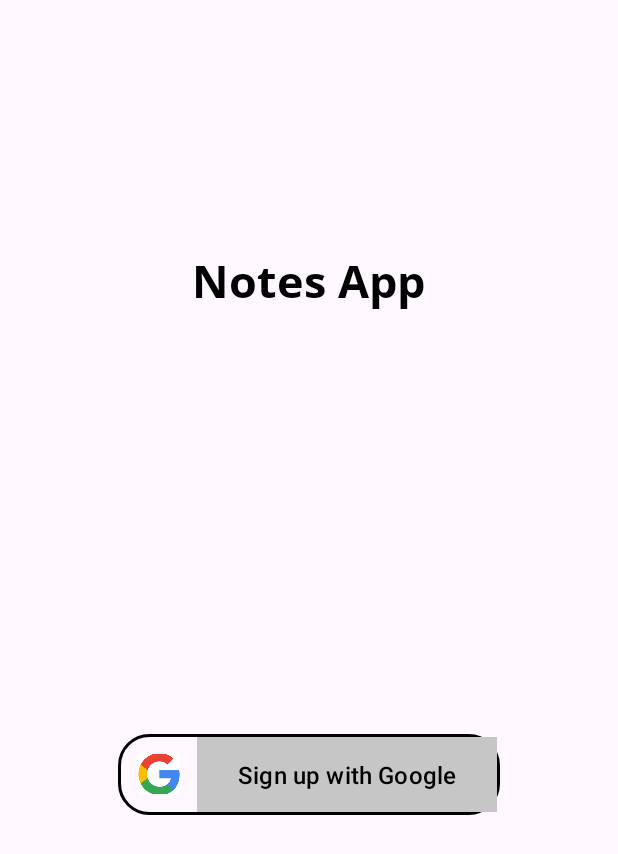
After one commit to soam1/LikhoPal, an Android app: the fragment AuthFragment shown on its own in the app's theme, on a phone screen of 412 x 824 dp. The commit adds this screen. Shown: the top 854 px of the screen. Run offline under Robolectric (Android 15) with nearby library versions, the phone set to English and light mode, and no system bars.

Commit message:
firebase google authentication setup and ui

```diff
--- /dev/null
+++ b/app/src/main/java/com/example/notesapp/auth/AuthFragment.kt
@@ -0,0 +1,60 @@
+package com.example.notesapp.auth
+
+import android.os.Bundle
+import androidx.fragment.app.Fragment
+import android.view.LayoutInflater
+import android.view.View
+import android.view.ViewGroup
+import com.example.notesapp.R
+
+// TODO: Rename parameter arguments, choose names that match
+// the fragment initialization parameters, e.g. ARG_ITEM_NUMBER
+private const val ARG_PARAM1 = "param1"
+private const val ARG_PARAM2 = "param2"
+
+/**
+ * A simple [Fragment] subclass.
+ * Use the [AuthFragment.newInstance] factory method to
+ * create an instance of this fragment.
+ */
+class AuthFragment : Fragment() {
+    // TODO: Rename and change types of parameters
+    private var param1: String? = null
+    private var param2: String? = null
+
+    override fun onCreate(savedInstanceState: Bundle?) {
+        super.onCreate(savedInstanceState)
+        arguments?.let {
+            param1 = it.getString(ARG_PARAM1)
+            param2 = it.getString(ARG_PARAM2)
+        }
+    }
+
+    override fun onCreateView(
+        inflater: LayoutInflater, container: ViewGroup?,
+        savedInstanceState: Bundle?
+    ): View? {
+        // Inflate the layout for this fragment
+        return inflater.inflate(R.layout.fragment_auth, container, false)
+    }
+
+    companion object {
+        /**
+         * Use this factory method to create a new instance of
+         * this fragment using the provided parameters.
+         *
+         * @param param1 Parameter 1.
+         * @param param2 Parameter 2.
+         * @return A new instance of fragment AuthFragment.
+         */
+        // TODO: Rename and change types and number of parameters
+        @JvmStatic
+        fun newInstance(param1: String, param2: String) =
+            AuthFragment().apply {
+                arguments = Bundle().apply {
+                    putString(ARG_PARAM1, param1)
+                    putString(ARG_PARAM2, param2)
+                }
+            }
+    }
+}
--- /dev/null
+++ b/app/src/main/res/drawable/border.xml
@@ -0,0 +1,19 @@
+<shape xmlns:android="http://schemas.android.com/apk/res/android"
+    android:shape="rectangle">
+
+    <solid android:color="@android:color/transparent" />
+
+    <corners android:radius="20dp" />
+
+    <stroke
+        android:width="2dp"
+        android:color="@color/black" />
+
+    <padding
+        android:bottom="2dp"
+        android:left="2dp"
+        android:right="2dp"
+        android:top="2dp" />
+
+
+</shape>
--- /dev/null
+++ b/app/src/main/res/layout/fragment_auth.xml
@@ -0,0 +1,59 @@
+<?xml version="1.0" encoding="utf-8"?>
+<androidx.constraintlayout.widget.ConstraintLayout xmlns:android="http://schemas.android.com/apk/res/android"
+    xmlns:app="http://schemas.android.com/apk/res-auto"
+    xmlns:tools="http://schemas.android.com/tools"
+    android:layout_width="match_parent"
+    android:layout_height="match_parent"
+    tools:context=".auth.AuthFragment">
+
+    <TextView
+        android:id="@+id/name"
+        android:layout_width="wrap_content"
+        android:layout_height="wrap_content"
+        android:fontFamily="@font/open_sans_bold"
+        android:text="Notes App"
+        android:textColor="@color/black"
+        android:textSize="30dp"
+        app:layout_constraintBottom_toBottomOf="parent"
+        app:layout_constraintEnd_toEndOf="parent"
+        app:layout_constraintHorizontal_bias="0.498"
+        app:layout_constraintStart_toStartOf="parent"
+        app:layout_constraintTop_toTopOf="parent"
+        app:layout_constraintVertical_bias="0.212" />
+
+    <LinearLayout
+        android:layout_width="wrap_content"
+        android:layout_height="wrap_content"
+
+        android:layout_centerInParent="true"
+        android:background="@drawable/border"
+        app:layout_constraintBottom_toBottomOf="parent"
+        app:layout_constraintEnd_toEndOf="parent"
+        app:layout_constraintStart_toStartOf="parent"
+        app:layout_constraintTop_toBottomOf="@+id/name">
+
+        <ImageView
+            android:layout_width="28dp"
+            android:layout_height="28dp"
+            android:layout_alignParentLeft="true"
+            android:layout_centerVertical="true"
+            android:layout_gravity="center"
+            android:layout_marginLeft="11dp"
+            android:layout_marginRight="11dp"
+            android:background="@color/white"
+            android:src="@drawable/ic_google" />
+
+        <Button
+            android:id="@+id/signInButton"
+            android:layout_width="200dp"
+            android:layout_height="50dp"
+            android:background="@color/yellowOrange"
+            android:text="Sign up with Google"
+            android:textAllCaps="false"
+            android:textColor="@color/black"
+            android:textSize="16sp" />
+
+    </LinearLayout>
+
+
+</androidx.constraintlayout.widget.ConstraintLayout>
--- a/app/src/main/res/values/colors.xml
+++ b/app/src/main/res/values/colors.xml
@@ -5,9 +5,10 @@
     <color name="purple_700">#C6C6C6</color>
     <color name="my_light_primary">#C6C6C6</color>
 
+
     <color name="purple">#D4C4E3</color>
     <color name="darkPurple">#9387F5</color>
-    <color name="blue">#a8daf0</color>
+    <color name="blue">#459de4</color>
     <color name="peach">#f0c390</color>
     <color name="green">#c3f09c</color>
     <color name="orangeRed">#f3722c</color>
--- a/build.gradle.kts
+++ b/build.gradle.kts
@@ -5,6 +5,7 @@ plugins {
     //for kapt
 //    id("com.android.library") version "8.1.1" apply false
     id("androidx.navigation.safeargs") version "2.7.7" apply false
+    alias(libs.plugins.google.gms.google.services) apply false
 }
 buildscript {
     repositories {
```
Also changed, not shown: app/build.gradle.kts (+13 -0 lines), app/src/main/res/layout/fragment_note.xml (+11 -2 lines), app/src/main/res/values/strings.xml (+9 -0 lines), gradle/libs.versions.toml (+10 -0 lines), app/src/main/res/drawable/ic_google.png (added), app/src/main/res/drawable/logout.png (added), 1 other file.
